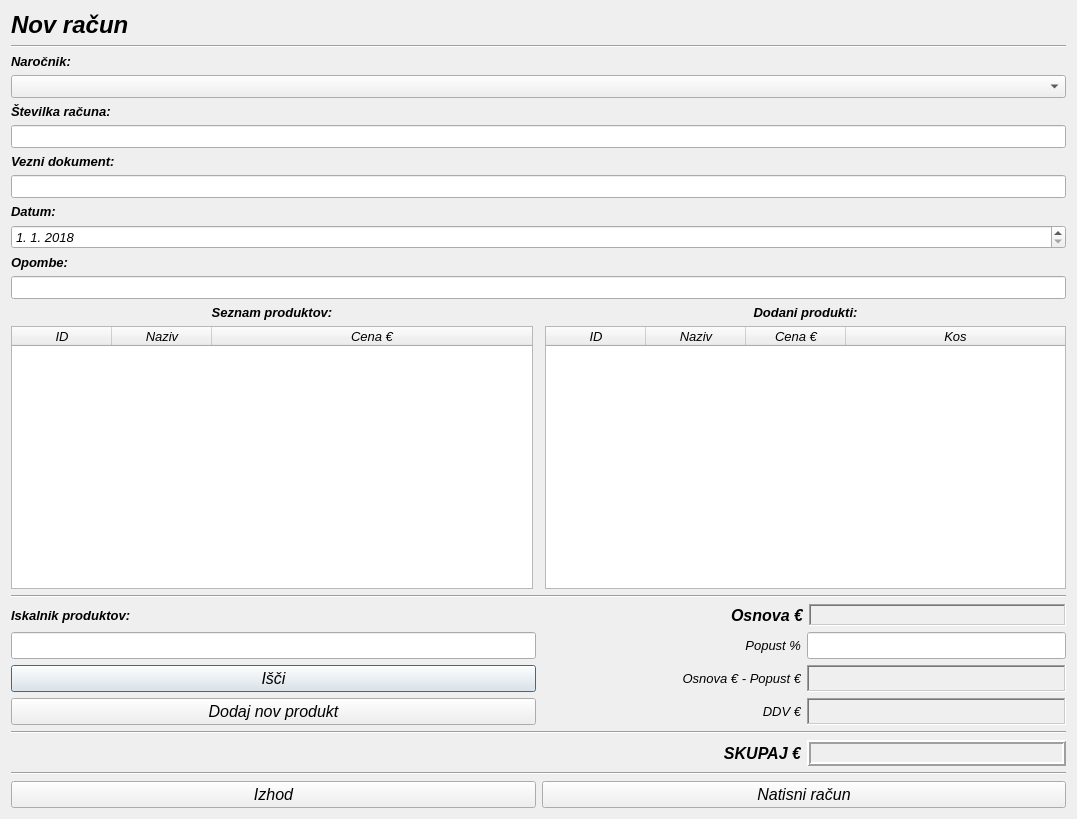
Above: novracun.ui from MaxMaxy/racun before the change. Below: the same form after it.
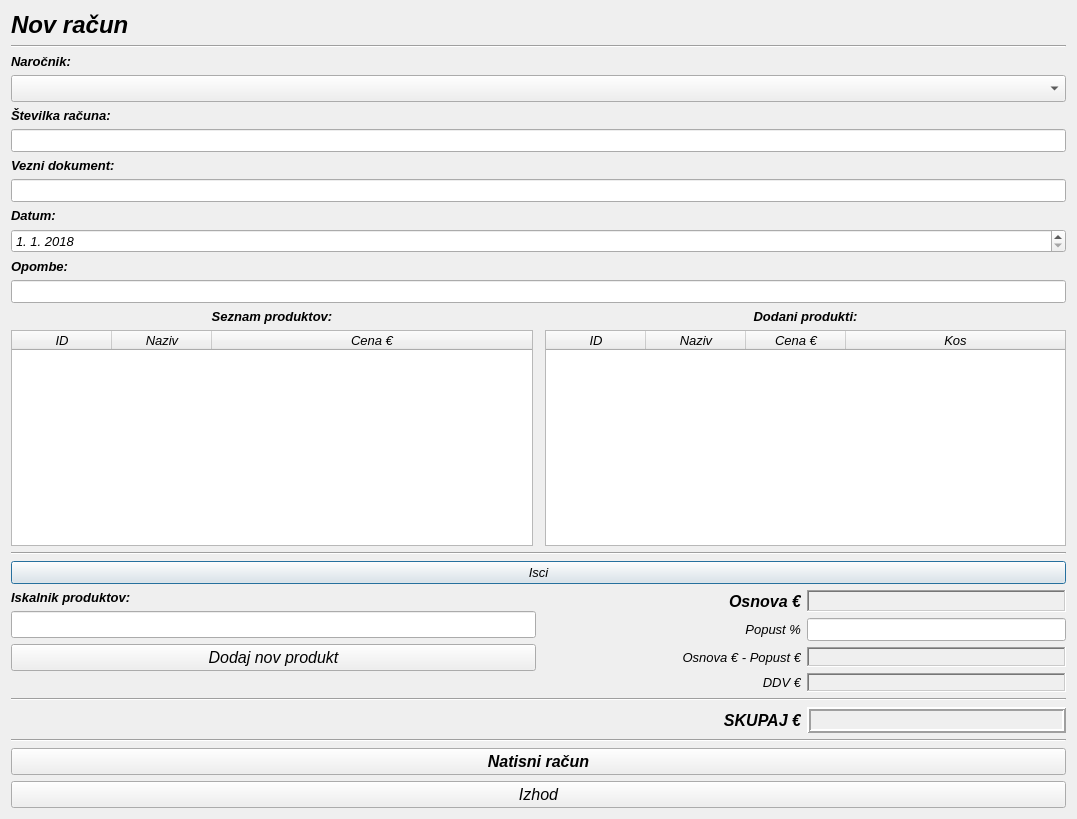
That is the form after the change.

```diff
--- a/novracun.ui
+++ b/novracun.ui
@@ -13,6 +13,8 @@
   <property name="font">
    <font>
     <family>MS Sans Serif</family>
+    <pointsize>10</pointsize>
+    <italic>true</italic>
    </font>
   </property>
   <property name="windowTitle">
@@ -20,7 +22,21 @@
   </property>
   <layout class="QGridLayout" name="gridLayout">
    <item row="0" column="0">
-    <layout class="QVBoxLayout" name="verticalLayout_2">
+    <layout class="QVBoxLayout" name="verticalLayout_20">
+     <item>
+      <layout class="QVBoxLayout" name="verticalLayout_19">
+       <item>
+        <layout class="QVBoxLayout" name="verticalLayout_18">
+         <item>
+          <layout class="QVBoxLayout" name="verticalLayout_13">
+           <item>
+            <layout class="QVBoxLayout" name="verticalLayout_11">
+             <item>
+              <layout class="QVBoxLayout" name="verticalLayout_17">
+               <item>
+                <layout class="QVBoxLayout" name="verticalLayout_15">
+                 <item>
+                  <layout class="QVBoxLayout" name="verticalLayout_14">
      <item>
       <widget class="QLabel" name="label">
        <property name="font">
@@ -38,8 +54,6 @@
       </widget>
      </item>
      <item>
-      <layout class="QVBoxLayout" name="verticalLayout_15">
-       <item>
         <widget class="Line" name="line_2">
          <property name="font">
           <font>
@@ -52,10 +66,10 @@
          </property>
         </widget>
        </item>
+                  </layout>
+                 </item>
        <item>
-        <layout class="QVBoxLayout" name="verticalLayout_14">
-         <item>
-          <layout class="QVBoxLayout" name="verticalLayout_9">
+                  <layout class="QVBoxLayout" name="verticalLayout">
            <item>
             <widget class="QLabel" name="label_4">
              <property name="font">
@@ -80,7 +94,7 @@
              <property name="font">
               <font>
                <family>MS Sans Serif</family>
-               <pointsize>10</pointsize>
+                       <pointsize>12</pointsize>
                <weight>50</weight>
                <italic>true</italic>
                <bold>false</bold>
@@ -91,7 +105,7 @@
           </layout>
          </item>
          <item>
-          <layout class="QVBoxLayout" name="verticalLayout_10">
+                  <layout class="QVBoxLayout" name="verticalLayout_2">
            <item>
             <widget class="QLabel" name="label_3">
              <property name="font">
@@ -127,7 +141,7 @@
           </layout>
          </item>
          <item>
-          <layout class="QVBoxLayout" name="verticalLayout_11">
+                  <layout class="QVBoxLayout" name="verticalLayout_3">
            <item>
             <widget class="QLabel" name="label_7">
              <property name="font">
@@ -163,7 +177,7 @@
           </layout>
          </item>
          <item>
-          <layout class="QVBoxLayout" name="verticalLayout_12">
+                  <layout class="QVBoxLayout" name="verticalLayout_4">
            <item>
             <widget class="QLabel" name="label_2">
              <property name="font">
@@ -209,7 +223,7 @@
           </layout>
          </item>
          <item>
-          <layout class="QVBoxLayout" name="verticalLayout_13">
+                  <layout class="QVBoxLayout" name="verticalLayout_5">
            <item>
             <widget class="QLabel" name="label_13">
              <property name="font">
@@ -246,14 +260,12 @@
          </item>
         </layout>
        </item>
-      </layout>
-     </item>
      <item>
-      <layout class="QVBoxLayout" name="verticalLayout_5">
+                <layout class="QVBoxLayout" name="verticalLayout_16">
        <item>
-        <layout class="QHBoxLayout" name="horizontalLayout_7">
+                  <layout class="QHBoxLayout" name="horizontalLayout">
          <item>
-          <layout class="QVBoxLayout" name="verticalLayout_3">
+                    <layout class="QVBoxLayout" name="verticalLayout_6">
            <item>
             <widget class="QLabel" name="label_5">
              <property name="font">
@@ -278,6 +290,12 @@
            </item>
            <item>
             <widget class="QTreeWidget" name="treeWidget_seznam">
+                       <property name="sizePolicy">
+                        <sizepolicy hsizetype="MinimumExpanding" vsizetype="Expanding">
+                         <horstretch>0</horstretch>
+                         <verstretch>0</verstretch>
+                        </sizepolicy>
+                       </property>
              <property name="font">
               <font>
                <family>MS Sans Serif</family>
@@ -350,7 +368,7 @@
           </widget>
          </item>
          <item>
-          <layout class="QVBoxLayout" name="verticalLayout_4">
+                    <layout class="QVBoxLayout" name="verticalLayout_7">
            <item>
             <widget class="QLabel" name="label_6">
              <property name="font">
@@ -375,6 +393,12 @@
            </item>
            <item>
             <widget class="QTreeWidget" name="treeWidget_dodani">
+                       <property name="sizePolicy">
+                        <sizepolicy hsizetype="MinimumExpanding" vsizetype="Expanding">
+                         <horstretch>0</horstretch>
+                         <verstretch>0</verstretch>
+                        </sizepolicy>
+                       </property>
              <property name="font">
               <font>
                <family>MS Sans Serif</family>
@@ -450,6 +474,10 @@
          </item>
         </layout>
        </item>
+                </layout>
+               </item>
+              </layout>
+             </item>
        <item>
         <widget class="Line" name="line_4">
          <property name="font">
@@ -463,16 +491,23 @@
          </property>
         </widget>
        </item>
-      </layout>
+             <item>
+              <widget class="QPushButton" name="pushButton_isci">
+               <property name="text">
+                <string>Isci</string>
+               </property>
+              </widget>
      </item>
      <item>
-      <layout class="QVBoxLayout" name="verticalLayout">
+              <layout class="QHBoxLayout" name="horizontalLayout_7">
        <item>
-        <layout class="QHBoxLayout" name="horizontalLayout_10">
+                <layout class="QVBoxLayout" name="verticalLayout_10">
+                 <item>
+                  <layout class="QVBoxLayout" name="verticalLayout_8">
          <item>
           <widget class="QLabel" name="label_12">
            <property name="sizePolicy">
-            <sizepolicy hsizetype="MinimumExpanding" vsizetype="Minimum">
+                      <sizepolicy hsizetype="MinimumExpanding" vsizetype="Maximum">
              <horstretch>0</horstretch>
              <verstretch>0</verstretch>
             </sizepolicy>
@@ -495,80 +530,9 @@
           </widget>
          </item>
          <item>
-          <widget class="Line" name="line_5">
-           <property name="orientation">
-            <enum>Qt::Horizontal</enum>
-           </property>
-          </widget>
-         </item>
-         <item>
-          <layout class="QHBoxLayout" name="horizontalLayout">
-           <item>
-            <widget class="QLabel" name="label_8">
-             <property name="sizePolicy">
-              <sizepolicy hsizetype="MinimumExpanding" vsizetype="Minimum">
-               <horstretch>0</horstretch>
-               <verstretch>0</verstretch>
-              </sizepolicy>
-             </property>
-             <property name="font">
-              <font>
-               <family>MS Sans Serif</family>
-               <pointsize>12</pointsize>
-               <weight>75</weight>
-               <italic>true</italic>
-               <bold>true</bold>
-              </font>
-             </property>
-             <property name="text">
-              <string>Osnova €</string>
-             </property>
-             <property name="alignment">
-              <set>Qt::AlignRight|Qt::AlignTrailing|Qt::AlignVCenter</set>
-             </property>
-            </widget>
-           </item>
-           <item>
-            <widget class="QLabel" name="label_osnova">
-             <property name="sizePolicy">
-              <sizepolicy hsizetype="MinimumExpanding" vsizetype="Minimum">
-               <horstretch>0</horstretch>
-               <verstretch>0</verstretch>
-              </sizepolicy>
-             </property>
-             <property name="font">
-              <font>
-               <family>MS Sans Serif</family>
-               <pointsize>12</pointsize>
-               <weight>75</weight>
-               <italic>true</italic>
-               <bold>true</bold>
-              </font>
-             </property>
-             <property name="frameShape">
-              <enum>QFrame::WinPanel</enum>
-             </property>
-             <property name="frameShadow">
-              <enum>QFrame::Sunken</enum>
-             </property>
-             <property name="text">
-              <string/>
-             </property>
-             <property name="alignment">
-              <set>Qt::AlignCenter</set>
-             </property>
-            </widget>
-           </item>
-          </layout>
-         </item>
-        </layout>
-       </item>
-       <item>
-        <layout class="QHBoxLayout" name="horizontalLayout_9">
-         <item>
           <widget class="QLineEdit" name="lineEdit_isci">
            <property name="sizePolicy">
-            <sizepolicy hsizetype="MinimumExpanding" vsizetype="Minimum">
+                      <sizepolicy hsizetype="MinimumExpanding" vsizetype="Maximum">
              <horstretch>0</horstretch>
              <verstretch>0</verstretch>
             </sizepolicy>
@@ -590,9 +554,108 @@
            </property>
           </widget>
          </item>
+                  </layout>
+                 </item>
+                 <item>
+                  <layout class="QVBoxLayout" name="verticalLayout_9">
+                   <item>
+                    <widget class="QPushButton" name="pushButton_dodajNovProdukt">
+                     <property name="sizePolicy">
+                      <sizepolicy hsizetype="MinimumExpanding" vsizetype="Maximum">
+                       <horstretch>0</horstretch>
+                       <verstretch>0</verstretch>
+                      </sizepolicy>
+                     </property>
+                     <property name="font">
+                      <font>
+                       <family>MS Sans Serif</family>
+                       <pointsize>12</pointsize>
+                       <weight>50</weight>
+                       <italic>true</italic>
+                       <bold>false</bold>
+                      </font>
+                     </property>
+                     <property name="text">
+                      <string>Dodaj nov produkt</string>
+                     </property>
+                    </widget>
+                   </item>
+                   <item>
+                    <widget class="QLabel" name="label_17">
+                     <property name="text">
+                      <string/>
+                     </property>
+                    </widget>
+                   </item>
+                  </layout>
+                 </item>
+                </layout>
+               </item>
+               <item>
+                <layout class="QVBoxLayout" name="verticalLayout_12">
          <item>
           <layout class="QHBoxLayout" name="horizontalLayout_2">
            <item>
+                    <widget class="QLabel" name="label_8">
+                     <property name="sizePolicy">
+                      <sizepolicy hsizetype="MinimumExpanding" vsizetype="Minimum">
+                       <horstretch>0</horstretch>
+                       <verstretch>0</verstretch>
+                      </sizepolicy>
+                     </property>
+                     <property name="font">
+                      <font>
+                       <family>MS Sans Serif</family>
+                       <pointsize>12</pointsize>
+                       <weight>75</weight>
+                       <italic>true</italic>
+                       <bold>true</bold>
+                      </font>
+                     </property>
+                     <property name="text">
+                      <string>Osnova €</string>
+                     </property>
+                     <property name="alignment">
+                      <set>Qt::AlignRight|Qt::AlignTrailing|Qt::AlignVCenter</set>
+                     </property>
+                    </widget>
+                   </item>
+                   <item>
+                    <widget class="QLabel" name="label_osnova">
+                     <property name="sizePolicy">
+                      <sizepolicy hsizetype="MinimumExpanding" vsizetype="Minimum">
+                       <horstretch>0</horstretch>
+                       <verstretch>0</verstretch>
+                      </sizepolicy>
+                     </property>
+                     <property name="font">
+                      <font>
+                       <family>MS Sans Serif</family>
+                       <pointsize>12</pointsize>
+                       <weight>75</weight>
+                       <italic>true</italic>
+                       <bold>true</bold>
+                      </font>
+                     </property>
+                     <property name="frameShape">
+                      <enum>QFrame::WinPanel</enum>
+                     </property>
+                     <property name="frameShadow">
+                      <enum>QFrame::Sunken</enum>
+                     </property>
+                     <property name="text">
+                      <string/>
+                     </property>
+                     <property name="alignment">
+                      <set>Qt::AlignCenter</set>
+                     </property>
+                    </widget>
+                   </item>
+                  </layout>
+                 </item>
+                 <item>
+                  <layout class="QHBoxLayout" name="horizontalLayout_3">
+                   <item>
             <widget class="QLabel" name="label_10">
              <property name="sizePolicy">
               <sizepolicy hsizetype="MinimumExpanding" vsizetype="Minimum">
@@ -644,34 +707,8 @@
            </item>
           </layout>
          </item>
-        </layout>
-       </item>
        <item>
-        <layout class="QHBoxLayout" name="horizontalLayout_6">
-         <item>
-          <widget class="QPushButton" name="pushButton">
-           <property name="sizePolicy">
-            <sizepolicy hsizetype="MinimumExpanding" vsizetype="Minimum">
-             <horstretch>0</horstretch>
-             <verstretch>0</verstretch>
-            </sizepolicy>
-           </property>
-           <property name="font">
-            <font>
-             <family>MS Sans Serif</family>
-             <pointsize>12</pointsize>
-             <weight>50</weight>
-             <italic>true</italic>
-             <bold>false</bold>
-            </font>
-           </property>
-           <property name="text">
-            <string>Išči</string>
-           </property>
-          </widget>
-         </item>
-         <item>
-          <layout class="QHBoxLayout" name="horizontalLayout_3">
+                  <layout class="QHBoxLayout" name="horizontalLayout_4">
            <item>
             <widget class="QLabel" name="label_14">
              <property name="sizePolicy">
@@ -730,35 +767,9 @@
            </item>
           </layout>
          </item>
-        </layout>
-       </item>
        <item>
         <layout class="QHBoxLayout" name="horizontalLayout_5">
          <item>
-          <widget class="QPushButton" name="pushButton_dodajNovProdukt">
-           <property name="sizePolicy">
-            <sizepolicy hsizetype="MinimumExpanding" vsizetype="Minimum">
-             <horstretch>0</horstretch>
-             <verstretch>0</verstretch>
-            </sizepolicy>
-           </property>
-           <property name="font">
-            <font>
-             <family>MS Sans Serif</family>
-             <pointsize>12</pointsize>
-             <weight>50</weight>
-             <italic>true</italic>
-             <bold>false</bold>
-            </font>
-           </property>
-           <property name="text">
-            <string>Dodaj nov produkt</string>
-           </property>
-          </widget>
-         </item>
-         <item>
-          <layout class="QHBoxLayout" name="horizontalLayout_4">
-           <item>
             <widget class="QLabel" name="label_9">
              <property name="sizePolicy">
               <sizepolicy hsizetype="MinimumExpanding" vsizetype="Minimum">
@@ -818,6 +829,10 @@
          </item>
         </layout>
        </item>
+              </layout>
+             </item>
+            </layout>
+           </item>
        <item>
         <widget class="Line" name="line_6">
          <property name="orientation">
@@ -826,29 +841,22 @@
         </widget>
        </item>
        <item>
-        <layout class="QHBoxLayout" name="horizontalLayout_12">
+            <layout class="QHBoxLayout" name="horizontalLayout_9">
          <item>
           <widget class="QLabel" name="label_15">
            <property name="sizePolicy">
-            <sizepolicy hsizetype="MinimumExpanding" vsizetype="Minimum">
+                <sizepolicy hsizetype="MinimumExpanding" vsizetype="Preferred">
              <horstretch>0</horstretch>
              <verstretch>0</verstretch>
             </sizepolicy>
            </property>
-           <property name="font">
-            <font>
-             <pointsize>12</pointsize>
-             <weight>75</weight>
-             <bold>true</bold>
-            </font>
-           </property>
            <property name="text">
             <string/>
            </property>
           </widget>
          </item>
          <item>
-          <layout class="QHBoxLayout" name="horizontalLayout_11">
+              <layout class="QHBoxLayout" name="horizontalLayout_6">
            <item>
             <widget class="QLabel" name="label_11">
              <property name="sizePolicy">
@@ -936,10 +944,36 @@
        </property>
       </widget>
      </item>
+        </layout>
+       </item>
+       <item>
+        <widget class="QPushButton" name="pushButton_natisniRacun">
+         <property name="font">
+          <font>
+           <family>MS Sans Serif</family>
+           <pointsize>12</pointsize>
+           <weight>75</weight>
+           <italic>true</italic>
+           <bold>true</bold>
+          </font>
+         </property>
+         <property name="text">
+          <string>Natisni račun</string>
+         </property>
+        </widget>
+       </item>
+      </layout>
+     </item>
      <item>
       <layout class="QHBoxLayout" name="horizontalLayout_8">
        <item>
         <widget class="QPushButton" name="pushButton_izhod">
+         <property name="sizePolicy">
+          <sizepolicy hsizetype="MinimumExpanding" vsizetype="Fixed">
+           <horstretch>0</horstretch>
+           <verstretch>0</verstretch>
+          </sizepolicy>
+         </property>
          <property name="font">
           <font>
            <family>MS Sans Serif</family>
@@ -952,20 +986,6 @@
          </property>
         </widget>
        </item>
-       <item>
-        <widget class="QPushButton" name="pushButton_natisniRacun">
-         <property name="font">
-          <font>
-           <family>MS Sans Serif</family>
-           <pointsize>12</pointsize>
-           <italic>true</italic>
-          </font>
-         </property>
-         <property name="text">
-          <string>Natisni račun</string>
-         </property>
-        </widget>
-       </item>
       </layout>
      </item>
     </layout>
```
Left out of the diff: 17 changed lines with no effect on the pictures. Lines whose indentation alone changed are shown as unchanged.
